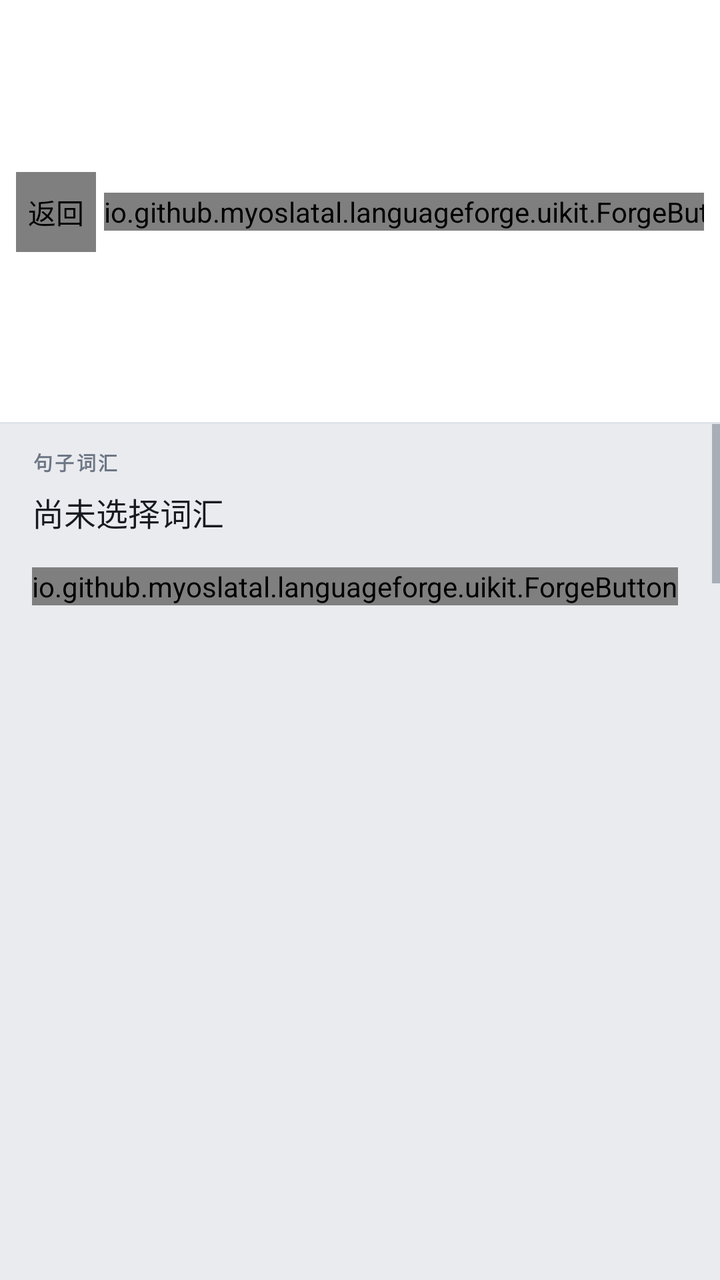
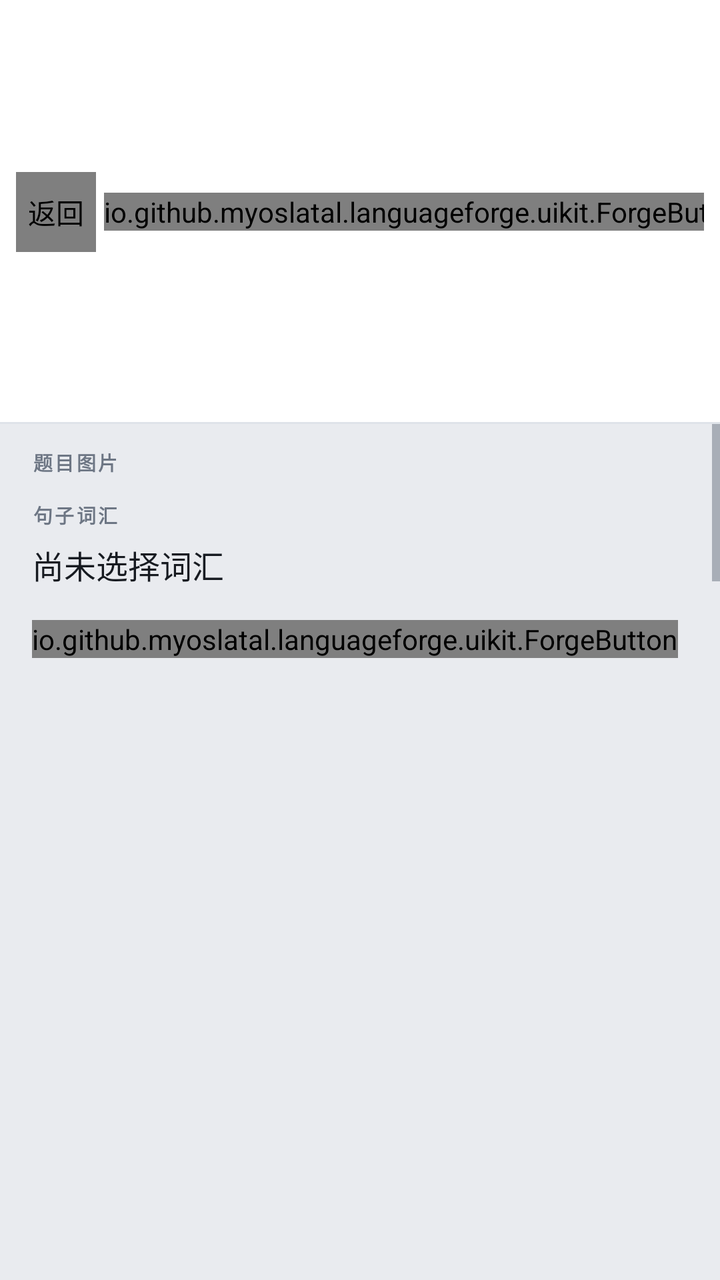

An Android layout rendered at two revisions. The XML below is the earlier revision; the diff shows what the commit changed to produce the second picture.
<!-- AndroidManifest.xml: application theme Theme.NostongueForge -->
<!-- res/layout/activity_question_editor.xml -->
<?xml version="1.0" encoding="utf-8"?>
<LinearLayout xmlns:android="http://schemas.android.com/apk/res/android"
    xmlns:app="http://schemas.android.com/apk/res-auto"
    android:id="@+id/question_editor_root"
    android:layout_width="match_parent"
    android:layout_height="match_parent"
    android:background="@color/forge_bg"
    android:orientation="vertical">

    <LinearLayout
        android:id="@+id/question_editor_topbar"
        android:layout_width="match_parent"
        android:layout_height="wrap_content"
        android:background="@drawable/forge_bg_topbar"
        android:gravity="center_vertical"
        android:orientation="horizontal"
        android:paddingStart="8dp"
        android:paddingEnd="8dp">

        <io.github.myoslatal.languageforge.uikit.ForgeButton
            android:id="@+id/btn_question_back"
            android:layout_width="40dp"
            android:layout_height="40dp"
            android:contentDescription="返回"
            app:forgeIcon="@drawable/forge_ic_back"
            app:forgeVariant="ghost" />

        <LinearLayout
            android:layout_width="0dp"
            android:layout_height="wrap_content"
            android:layout_marginStart="4dp"
            android:layout_weight="1"
            android:orientation="vertical">

            <TextView
                android:id="@+id/question_editor_title"
                style="@style/Forge.Text.Brand"
                android:layout_width="wrap_content"
                android:layout_height="wrap_content"
                android:includeFontPadding="false"
                android:text="新建题目" />

            <TextView
                android:id="@+id/question_editor_subtitle"
                style="@style/Forge.Text.Hint"
                android:layout_width="wrap_content"
                android:layout_height="wrap_content"
                android:text="选择正确翻译" />
        </LinearLayout>

        <io.github.myoslatal.languageforge.uikit.ForgeButton
            android:id="@+id/btn_save_question"
            android:layout_width="wrap_content"
            android:layout_height="wrap_content"
            android:text="保存"
            android:textSize="11sp"
            app:forgeVariant="primary" />
    </LinearLayout>

    <ScrollView
        android:id="@+id/question_editor_scroll"
        android:layout_width="match_parent"
        android:layout_height="0dp"
        android:layout_weight="1"
        android:fillViewport="true">

        <LinearLayout
            android:layout_width="match_parent"
            android:layout_height="wrap_content"
            android:orientation="vertical"
            android:paddingStart="16dp"
            android:paddingTop="12dp"
            android:paddingEnd="16dp"
            android:paddingBottom="32dp">

            <TextView
                style="@style/Forge.Text.SectionTitle"
                android:layout_width="wrap_content"
                android:layout_height="wrap_content"
                android:text="句子词汇" />

            <TextView
                android:id="@+id/question_sentence"
                style="@style/Forge.Text.Body"
                android:layout_width="match_parent"
                android:layout_height="wrap_content"
                android:layout_marginTop="6dp"
                android:text="尚未选择词汇"
                android:textSize="16sp" />

            <LinearLayout
                android:id="@+id/question_parts"
                android:layout_width="match_parent"
                android:layout_height="wrap_content"
                android:layout_marginTop="8dp"
                android:orientation="vertical" />

            <LinearLayout
                android:layout_width="match_parent"
                android:layout_height="wrap_content"
                android:layout_marginTop="8dp"
                android:orientation="horizontal">

                <io.github.myoslatal.languageforge.uikit.ForgeButton
                    android:id="@+id/btn_choose_question_parts"
                    android:layout_width="wrap_content"
                    android:layout_height="wrap_content"
                    android:text="选择词汇"
                    app:forgeVariant="secondary" />

                <io.github.myoslatal.languageforge.uikit.ForgeButton
                    android:id="@+id/btn_insert_punct"
                    android:layout_width="wrap_content"
                    android:layout_height="wrap_content"
                    android:layout_marginStart="6dp"
                    android:text="插入标点"
                    app:forgeVariant="ghost" />
            </LinearLayout>

            <TextView
                style="@style/Forge.Text.SectionTitle"
                android:layout_width="wrap_content"
                android:layout_height="wrap_content"
                android:layout_marginTop="18dp"
                android:text="整句录音" />

            <TextView
                android:id="@+id/question_audio_hint"
                style="@style/Forge.Text.Hint"
                android:layout_width="match_parent"
                android:layout_height="wrap_content"
                android:layout_marginTop="4dp"
                android:text="可选；录制整句示例发音。" />

            <LinearLayout
                android:layout_width="match_parent"
                android:layout_height="wrap_content"
                android:layout_marginTop="6dp"
                android:orientation="horizontal">

                <io.github.myoslatal.languageforge.uikit.ForgeButton
                    android:id="@+id/btn_question_record"
                    android:layout_width="wrap_content"
                    android:layout_height="wrap_content"
                    android:text="录制"
                    app:forgeVariant="secondary" />

                <io.github.myoslatal.languageforge.uikit.ForgeButton
                    android:id="@+id/btn_question_play"
                    android:layout_width="wrap_content"
                    android:layout_height="wrap_content"
                    android:layout_marginStart="6dp"
                    android:text="播放"
                    app:forgeVariant="ghost" />

                <io.github.myoslatal.languageforge.uikit.ForgeButton
                    android:id="@+id/btn_question_remove_audio"
                    android:layout_width="wrap_content"
                    android:layout_height="wrap_content"
                    android:layout_marginStart="6dp"
                    android:text="移除"
                    app:forgeVariant="ghost" />
            </LinearLayout>

            <TextView
                android:id="@+id/question_audio_trim"
                style="@style/Forge.Text.Hint"
                android:layout_width="match_parent"
                android:layout_height="wrap_content"
                android:layout_marginTop="4dp"
                android:text="裁剪：未录制" />

            <SeekBar
                android:id="@+id/question_audio_start"
                android:layout_width="match_parent"
                android:layout_height="wrap_content"
                android:max="1"
                android:progress="0" />

            <SeekBar
                android:id="@+id/question_audio_end"
                android:layout_width="match_parent"
                android:layout_height="wrap_content"
                android:max="1"
                android:progress="1" />

            <io.github.myoslatal.languageforge.uikit.ForgeButton
                android:id="@+id/btn_question_trim_play"
                android:layout_width="wrap_content"
                android:layout_height="wrap_content"
                android:layout_marginTop="4dp"
                android:text="试听裁剪"
                app:forgeVariant="ghost" />

            <CheckBox
                android:id="@+id/question_hints_enabled"
                android:layout_width="match_parent"
                android:layout_height="wrap_content"
                android:layout_marginTop="12dp"
                android:checked="true"
                android:text="启用学习提示（词下划线/词性/释义/发音）"
                android:textColor="@color/forge_text" />

            <TextView
                style="@style/Forge.Text.SectionTitle"
                android:layout_width="wrap_content"
                android:layout_height="wrap_content"
                android:layout_marginTop="18dp"
                android:text="四个选项（选择一个正确答案）" />

            <io.github.myoslatal.languageforge.uikit.ForgeTextField
                android:id="@+id/question_option_0"
                android:layout_width="match_parent"
                android:layout_height="wrap_content"
                android:layout_marginTop="8dp"
                app:forgeHint="选项 1" />

            <io.github.myoslatal.languageforge.uikit.ForgeTextField
                android:id="@+id/question_option_1"
                android:layout_width="match_parent"
                android:layout_height="wrap_content"
                android:layout_marginTop="8dp"
                app:forgeHint="选项 2" />

            <io.github.myoslatal.languageforge.uikit.ForgeTextField
                android:id="@+id/question_option_2"
                android:layout_width="match_parent"
                android:layout_height="wrap_content"
                android:layout_marginTop="8dp"
                app:forgeHint="选项 3" />

            <io.github.myoslatal.languageforge.uikit.ForgeTextField
                android:id="@+id/question_option_3"
                android:layout_width="match_parent"
                android:layout_height="wrap_content"
                android:layout_marginTop="8dp"
                app:forgeHint="选项 4" />

            <RadioGroup
                android:id="@+id/question_correct_group"
                android:layout_width="match_parent"
                android:layout_height="wrap_content"
                android:layout_marginTop="8dp"
                android:orientation="vertical">

                <RadioButton
                    android:id="@+id/question_correct_0"
                    android:layout_width="wrap_content"
                    android:layout_height="wrap_content"
                    android:text="选项 1 是正确答案" />

                <RadioButton
                    android:id="@+id/question_correct_1"
                    android:layout_width="wrap_content"
                    android:layout_height="wrap_content"
                    android:text="选项 2 是正确答案" />

                <RadioButton
                    android:id="@+id/question_correct_2"
                    android:layout_width="wrap_content"
                    android:layout_height="wrap_content"
                    android:text="选项 3 是正确答案" />

                <RadioButton
                    android:id="@+id/question_correct_3"
                    android:layout_width="wrap_content"
                    android:layout_height="wrap_content"
                    android:text="选项 4 是正确答案" />
            </RadioGroup>
        </LinearLayout>
    </ScrollView>
</LinearLayout>
<!-- resources referenced by this layout -->
<resources>
  <color name="forge_bg">#E9EBEF</color>
  <color name="forge_text">#171B21</color>
  <!-- drawable forge_bg_topbar (drawable) -->
  <?xml version="1.0" encoding="utf-8"?>
  <layer-list xmlns:android="http://schemas.android.com/apk/res/android">
      <item><shape android:shape="rectangle"><solid android:color="@color/forge_panel" /></shape></item>
      <item android:gravity="bottom" android:height="1dp"><shape android:shape="rectangle"><solid android:color="@color/forge_line" /></shape></item>
  </layer-list>
  <!-- drawable forge_ic_back (drawable) -->
  <?xml version="1.0" encoding="utf-8"?>
  <vector xmlns:android="http://schemas.android.com/apk/res/android"
      android:width="24dp" android:height="24dp"
      android:viewportWidth="24" android:viewportHeight="24">
      <path android:pathData="M15,5 L8,12 L15,19"
          android:strokeColor="@color/forge_muted" android:strokeWidth="1.7"
          android:strokeLineCap="round" android:strokeLineJoin="round"
          android:fillColor="@android:color/transparent" />
  </vector>
  <style name="Forge.Text.Body" parent="Forge.Text">
          <item name="android:lineSpacingMultiplier">1.6</item>
      </style>
  <style name="Forge.Text.Brand" parent="Forge.Text">
          <item name="android:textSize">@dimen/forge_text_brand</item>
          <item name="android:textStyle">bold</item>
          <item name="android:letterSpacing">0.01</item>
          <item name="android:textColor">@color/forge_text</item>
      </style>
  <style name="Forge.Text.Hint" parent="Forge.Text">
          <item name="android:textSize">@dimen/forge_text_hint</item>
          <item name="android:textColor">@color/forge_muted</item>
          <item name="android:lineSpacingMultiplier">1.6</item>
      </style>
  <style name="Forge.Text.SectionTitle" parent="Forge.Text">
          <item name="android:textSize">@dimen/forge_text_section_title</item>
          <item name="android:textStyle">bold</item>
          <item name="android:letterSpacing">0.12</item>
          <item name="android:textAllCaps">true</item>
          <item name="android:textColor">@color/forge_muted</item>
      </style>
  <style name="Theme.NostongueForge" parent="Theme.AppCompat.DayNight.NoActionBar">
          <item name="colorPrimary">@color/forge_accent</item>
          <item name="colorPrimaryDark">@color/forge_panel</item>
          <item name="colorAccent">@color/forge_accent</item>
          <item name="colorControlNormal">@color/forge_muted</item>
          <item name="colorControlActivated">@color/forge_accent</item>
          <item name="android:colorBackground">@color/forge_bg</item>
          <item name="android:windowBackground">@color/forge_bg</item>
          <item name="android:textColorPrimary">@color/forge_text</item>
          <item name="android:textColorSecondary">@color/forge_muted</item>
          <item name="android:textColorHint">@color/forge_faint</item>
          <item name="android:fontFamily">sans-serif</item>
          <item name="android:statusBarColor">@android:color/transparent</item>
          <item name="android:navigationBarColor">@android:color/transparent</item>
          <item name="android:windowNoTitle">true</item>
          <item name="android:forceDarkAllowed">false</item>
      </style>
  <color name="forge_panel">#FFFFFF</color>
  <color name="forge_line">#DFE3E9</color>
  <color name="forge_muted">#6D7684</color>
  <style name="Forge.Text" parent="TextAppearance.AppCompat">
          <item name="android:fontFamily">sans-serif</item>
          <item name="android:textSize">@dimen/forge_text_body</item>
          <item name="android:textColor">@color/forge_text</item>
      </style>
  <dimen name="forge_text_brand">12.5sp</dimen>
  <dimen name="forge_text_hint">10.5sp</dimen>
  <dimen name="forge_text_section_title">9.5sp</dimen>
  <color name="forge_accent">#2F6FEB</color>
  <color name="forge_faint">#9AA3B0</color>
  <dimen name="forge_text_body">12.5sp</dimen>
</resources>

<!-- the commit's change to res/layout/activity_question_editor.xml (unified diff, before → after) -->
@@ -73,6 +73,28 @@
             android:paddingEnd="16dp"
             android:paddingBottom="32dp">
 
+            <LinearLayout
+                android:id="@+id/question_image_section"
+                android:layout_width="match_parent"
+                android:layout_height="wrap_content"
+                android:layout_marginBottom="8dp"
+                android:orientation="vertical">
+
+                <TextView
+                    style="@style/Forge.Text.SectionTitle"
+                    android:layout_width="wrap_content"
+                    android:layout_height="wrap_content"
+                    android:text="题目图片" />
+
+                <LinearLayout
+                    android:id="@+id/question_image_bar"
+                    android:layout_width="match_parent"
+                    android:layout_height="wrap_content"
+                    android:layout_marginTop="4dp"
+                    android:gravity="center_vertical"
+                    android:orientation="horizontal" />
+            </LinearLayout>
+
             <TextView
                 style="@style/Forge.Text.SectionTitle"
                 android:layout_width="wrap_content"
